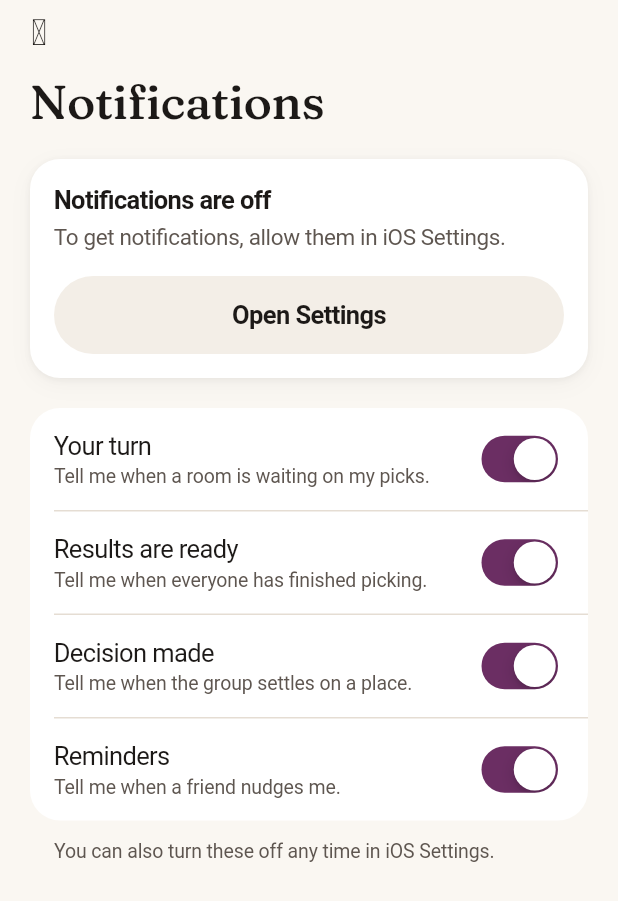
After one commit to ergunungor/iagree, a Flutter app: the NotificationSettingsScreen screen opened by its route, on a phone screen of 412 x 824 dp. The commit adds this screen. Shown: the top 901 px of the screen. Run offline on Flutter 3.47's test engine with Material 3 defaults, Android fonts, the light colour scheme and no system bars; our stand-ins replace flutter_local_notifications, geolocator, image_picker, share_plus, shared_preferences; accounts and stored records are empty.

Commit message:
Bildirim ayarları ekranı (konu bazlı, sistem izni durumu)

```diff
--- a/lib/app/app_links.dart
+++ b/lib/app/app_links.dart
@@ -15,6 +15,9 @@ abstract final class AppLinks {
   /// iOS Mail uygulamasını açar (kod ekranındaki "Mail'i aç").
   static final Uri mailApp = Uri.parse('message://');
 
+  /// iOS Ayarları'nda uygulamanın sayfası.
+  static final Uri appSettings = Uri.parse('app-settings:');
+
   /// Oda davet linki, şemasız (`iagree.app/r/<kod>`).
   static String invite(String slug) => '$host/r/$slug';
 }
--- a/lib/app/app_router.dart
+++ b/lib/app/app_router.dart
@@ -7,6 +7,7 @@ import '../features/auth/code_screen.dart';
 import '../features/auth/email_screen.dart';
 import '../features/account/account_screen.dart';
 import '../features/account/edit_profile_screen.dart';
+import '../features/account/notification_settings_screen.dart';
 import '../features/auth/profile_setup_screen.dart';
 import '../features/decision/decision_screen.dart';
 import '../features/decision/deck_screen.dart';
@@ -29,6 +30,7 @@ abstract final class AppRoutes {
   static const String profile = '/auth/profile';
   static const String account = '/account';
   static const String editProfile = '/account/edit';
+  static const String notificationSettings = '/account/notifications';
   static const String createWhat = '/create/what';
   static const String createDetails = '/create/details';
   static const String room = '/room';
@@ -49,6 +51,8 @@ abstract final class AppRoutes {
         return _push(settings, (_) => ProfileSetupScreen(pending: pending));
       case account:
         return _push(settings, (_) => const AccountScreen());
+      case notificationSettings:
+        return _push(settings, (_) => const NotificationSettingsScreen());
       case editProfile:
         return CupertinoPageRoute<void>(
           settings: settings,
@@ -104,6 +108,9 @@ abstract final class AppRoutes {
 
   static void pushAccount(BuildContext context) =>
       Navigator.of(context).pushNamed(account);
+
+  static void pushNotificationSettings(BuildContext context) =>
+      Navigator.of(context).pushNamed(notificationSettings);
 
   static void pushEditProfile(BuildContext context) =>
       Navigator.of(context).pushNamed(editProfile);
--- /dev/null
+++ b/lib/features/account/notification_settings_screen.dart
@@ -0,0 +1,184 @@
+import 'dart:async';
+
+import 'package:flutter/material.dart';
+
+import '../../app/app_links.dart';
+import '../../app/app_scope.dart';
+import '../../app/link_actions.dart';
+import '../../app/platform_services.dart';
+import '../../app/settings_controller.dart';
+import '../../core/design_system/components/buttons/app_button.dart';
+import '../../core/design_system/components/buttons/app_icon_button.dart';
+import '../../core/design_system/components/content/app_card.dart';
+import '../../core/design_system/components/content/app_list_group.dart';
+import '../../core/design_system/components/selection/app_toggle.dart';
+import '../../core/design_system/foundations/app_icons.dart';
+import '../../core/design_system/foundations/context_extensions.dart';
+import '../../core/design_system/tokens/app_spacing.dart';
+import '../../l10n/app_localizations.dart';
+
+/// Profil → Bildirimler: konu bazlı açma/kapama. Sistem izni kapalıysa üstte uyarı kartı ve
+/// "Ayarları aç" çıkar; bir konu açılırken izin yoksa sistem izni istenir. Ayarlar'dan
+/// dönünce durum yeniden okunur.
+class NotificationSettingsScreen extends StatefulWidget {
+  const NotificationSettingsScreen({super.key});
+
+  @override
+  State<NotificationSettingsScreen> createState() =>
+      _NotificationSettingsScreenState();
+}
+
+class _NotificationSettingsScreenState extends State<NotificationSettingsScreen>
+    with WidgetsBindingObserver {
+  NotificationAccess? _access;
+  bool _started = false;
+
+  @override
+  void initState() {
+    super.initState();
+    WidgetsBinding.instance.addObserver(this);
+  }
+
+  @override
+  void didChangeDependencies() {
+    super.didChangeDependencies();
+    if (_started) return;
+    _started = true;
+    _refresh();
+  }
+
+  @override
+  void dispose() {
+    WidgetsBinding.instance.removeObserver(this);
+    super.dispose();
+  }
+
+  @override
+  void didChangeAppLifecycleState(AppLifecycleState state) {
+    if (state == AppLifecycleState.resumed) _refresh();
+  }
+
+  Future<void> _refresh() async {
+    final access = await AppScope.of(context).notifications.status();
+    if (mounted) setState(() => _access = access);
+  }
+
+  Future<void> _toggle(NotificationTopic topic, bool on) async {
+    final scope = AppScope.of(context);
+    // Ayar anında uygulanır; diske yazım arka planda sürer.
+    unawaited(scope.settings.setTopic(topic, on));
+    if (on && _access != NotificationAccess.granted) {
+      final access = await scope.notifications.request();
+      if (mounted) setState(() => _access = access);
+    }
+  }
+
+  @override
+  Widget build(BuildContext context) {
+    final l10n = AppLocalizations.of(context);
+    final c = context.colors;
+    final text = context.text;
+    final settings = AppScope.of(context).settings;
+    final off = _access == NotificationAccess.denied;
+
+    final topics = <(NotificationTopic, String, String)>[
+      (NotificationTopic.turn, l10n.notifTurn, l10n.notifTurnHint),
+      (NotificationTopic.results, l10n.notifResults, l10n.notifResultsHint),
+      (NotificationTopic.decision, l10n.notifDecision, l10n.notifDecisionHint),
+      (NotificationTopic.nudge, l10n.notifNudge, l10n.notifNudgeHint),
+    ];
+
+    return Scaffold(
+      backgroundColor: c.canvas,
+      body: SafeArea(
+        child: Column(
+          children: [
+            Align(
+              alignment: AlignmentDirectional.centerStart,
+              child: Padding(
+                padding: const EdgeInsets.symmetric(horizontal: AppSpacing.xxs),
+                child: AppIconButton.plain(
+                  icon: AppIcons.back,
+                  semanticLabel: l10n.commonBack,
+                  onPressed: () => Navigator.of(context).maybePop(),
+                ),
+              ),
+            ),
+            Expanded(
+              child: ListView(
+                padding: const EdgeInsets.fromLTRB(
+                  AppSpacing.screenPadding,
+                  AppSpacing.xxs,
+                  AppSpacing.screenPadding,
+                  AppSpacing.xxl,
+                ),
+                children: [
+                  Semantics(
+                    header: true,
+                    child: Text(l10n.notifTitle, style: text.h1),
+                  ),
+                  const SizedBox(height: AppSpacing.lg),
+                  if (off) ...[
+                    AppCard(
+                      child: Column(
+                        crossAxisAlignment: CrossAxisAlignment.stretch,
+                        children: [
+                          Semantics(
+                            header: true,
+                            child: Text(l10n.notifOffTitle, style: text.title),
+                          ),
+                          const SizedBox(height: AppSpacing.xxs),
+                          Text(
+                            l10n.notifOffBody,
+                            style: text.bodySmall.copyWith(
+                              color: c.textSecondary,
+                            ),
+                          ),
+                          const SizedBox(height: AppSpacing.md),
+                          AppButton.secondary(
+                            label: l10n.notifOpenSettings,
+                            onPressed: () =>
+                                openExternal(context, AppLinks.appSettings),
+                          ),
+                        ],
+                      ),
+                    ),
+                    const SizedBox(height: AppSpacing.lg),
+                  ],
+                  ListenableBuilder(
+                    listenable: settings,
+                    builder: (context, _) => AppListGroup(
+                      children: [
+                        for (final (topic, title, hint) in topics)
+                          AppListRow(
+                            title: title,
+                            subtitle: hint,
+                            semanticLabel: title,
+                            trailing: AppToggle(
+                              value: settings.topicEnabled(topic),
+                              semanticLabel: title,
+                              onChanged: (on) => _toggle(topic, on),
+                            ),
+                          ),
+                      ],
+                    ),
+                  ),
+                  const SizedBox(height: AppSpacing.sm),
+                  Padding(
+                    padding: const EdgeInsets.symmetric(
+                      horizontal: AppSpacing.md,
+                    ),
+                    child: Text(
+                      l10n.notifFooter,
+                      style: text.caption.copyWith(color: c.textSecondary),
+                    ),
+                  ),
+                ],
+              ),
+            ),
+          ],
+        ),
+      ),
+    );
+  }
+}
--- a/lib/l10n/app_en.arb
+++ b/lib/l10n/app_en.arb
@@ -208,5 +208,18 @@
   "editDiscardTitle": "Discard changes?",
   "editDiscardMessage": "Changes you haven’t saved will be lost.",
   "editDiscardConfirm": "Discard changes",
-  "editKeepEditing": "Keep editing"
+  "editKeepEditing": "Keep editing",
+  "notifTitle": "Notifications",
+  "notifOffTitle": "Notifications are off",
+  "notifOffBody": "To get notifications, allow them in iOS Settings.",
+  "notifOpenSettings": "Open Settings",
+  "notifTurn": "Your turn",
+  "notifTurnHint": "Tell me when a room is waiting on my picks.",
+  "notifResults": "Results are ready",
+  "notifResultsHint": "Tell me when everyone has finished picking.",
+  "notifDecision": "Decision made",
+  "notifDecisionHint": "Tell me when the group settles on a place.",
+  "notifNudge": "Reminders",
+  "notifNudgeHint": "Tell me when a friend nudges me.",
+  "notifFooter": "You can also turn these off any time in iOS Settings."
 }
--- a/lib/l10n/app_localizations.dart
+++ b/lib/l10n/app_localizations.dart
@@ -1356,6 +1356,84 @@ abstract class AppLocalizations {
   /// In tr, this message translates to:
   /// **'Düzenlemeye devam'**
   String get editKeepEditing;
+
+  /// Bildirim ayarları ekran başlığı.
+  ///
+  /// In tr, this message translates to:
+  /// **'Bildirimler'**
+  String get notifTitle;
+
+  /// Sistem izni yokken uyarı başlığı.
+  ///
+  /// In tr, this message translates to:
+  /// **'Bildirimler kapalı'**
+  String get notifOffTitle;
+
+  /// Sistem izni yokken açıklama.
+  ///
+  /// In tr, this message translates to:
+  /// **'Bildirim almak için iOS Ayarları\'ndan izin ver.'**
+  String get notifOffBody;
+
+  /// iOS Ayarları'nı açma butonu.
+  ///
+  /// In tr, this message translates to:
+  /// **'Ayarları aç'**
+  String get notifOpenSettings;
+
+  /// Bildirim konusu.
+  ///
+  /// In tr, this message translates to:
+  /// **'Sıra sende'**
+  String get notifTurn;
+
+  /// Bildirim konusu açıklaması.
+  ///
+  /// In tr, this message translates to:
+  /// **'Bir oda seçimini bekliyorsa haber ver.'**
+  String get notifTurnHint;
+
+  /// Bildirim konusu.
+  ///
+  /// In tr, this message translates to:
+  /// **'Sonuçlar hazır'**
+  String get notifResults;
+
+  /// Bildirim konusu açıklaması.
+  ///
+  /// In tr, this message translates to:
+  /// **'Herkes seçimini bitirince haber ver.'**
+  String get notifResultsHint;
+
+  /// Bildirim konusu.
+  ///
+  /// In tr, this message translates to:
+  /// **'Karar verildi'**
+  String get notifDecision;
+
+  /// Bildirim konusu açıklaması.
+  ///
+  /// In tr, this message translates to:
+  /// **'Grup bir yerde anlaşınca haber ver.'**
+  String get notifDecisionHint;
+
+  /// Bildirim konusu (dürtme).
+  ///
+  /// In tr, this message translates to:
+  /// **'Hatırlatmalar'**
+  String get notifNudge;
+
+  /// Bildirim konusu açıklaması.
+  ///
+  /// In tr, this message translates to:
+  /// **'Arkadaşların seni dürtünce haber ver.'**
+  String get notifNudgeHint;
+
+  /// Ekran altı notu.
+  ///
+  /// In tr, this message translates to:
+  /// **'İstediğin zaman iOS Ayarları\'ndan da kapatabilirsin.'**
+  String get notifFooter;
 }
 
 class _AppLocalizationsDelegate
--- a/lib/l10n/app_localizations_en.dart
+++ b/lib/l10n/app_localizations_en.dart
@@ -766,4 +766,45 @@ class AppLocalizationsEn extends AppLocalizations {
 
   @override
   String get editKeepEditing => 'Keep editing';
+
+  @override
+  String get notifTitle => 'Notifications';
+
+  @override
+  String get notifOffTitle => 'Notifications are off';
+
+  @override
+  String get notifOffBody =>
+      'To get notifications, allow them in iOS Settings.';
+
+  @override
+  String get notifOpenSettings => 'Open Settings';
+
+  @override
+  String get notifTurn => 'Your turn';
+
+  @override
+  String get notifTurnHint => 'Tell me when a room is waiting on my picks.';
+
+  @override
+  String get notifResults => 'Results are ready';
+
+  @override
+  String get notifResultsHint => 'Tell me when everyone has finished picking.';
+
+  @override
+  String get notifDecision => 'Decision made';
+
+  @override
+  String get notifDecisionHint => 'Tell me when the group settles on a place.';
+
+  @override
+  String get notifNudge => 'Reminders';
+
+  @override
+  String get notifNudgeHint => 'Tell me when a friend nudges me.';
+
+  @override
+  String get notifFooter =>
+      'You can also turn these off any time in iOS Settings.';
 }
--- a/lib/l10n/app_localizations_tr.dart
+++ b/lib/l10n/app_localizations_tr.dart
@@ -764,4 +764,44 @@ class AppLocalizationsTr extends AppLocalizations {
 
   @override
   String get editKeepEditing => 'Düzenlemeye devam';
+
+  @override
+  String get notifTitle => 'Bildirimler';
+
+  @override
+  String get notifOffTitle => 'Bildirimler kapalı';
+
+  @override
+  String get notifOffBody => 'Bildirim almak için iOS Ayarları\'ndan izin ver.';
+
+  @override
+  String get notifOpenSettings => 'Ayarları aç';
+
+  @override
+  String get notifTurn => 'Sıra sende';
+
+  @override
+  String get notifTurnHint => 'Bir oda seçimini bekliyorsa haber ver.';
+
+  @override
+  String get notifResults => 'Sonuçlar hazır';
+
+  @override
+  String get notifResultsHint => 'Herkes seçimini bitirince haber ver.';
+
+  @override
+  String get notifDecision => 'Karar verildi';
+
+  @override
+  String get notifDecisionHint => 'Grup bir yerde anlaşınca haber ver.';
+
+  @override
+  String get notifNudge => 'Hatırlatmalar';
+
+  @override
+  String get notifNudgeHint => 'Arkadaşların seni dürtünce haber ver.';
+
+  @override
+  String get notifFooter =>
+      'İstediğin zaman iOS Ayarları\'ndan da kapatabilirsin.';
 }
```
Also changed, not shown: lib/app/platform_services.dart (+20 -0 lines), lib/app/settings_controller.dart (+22 -0 lines), lib/features/account/account_screen.dart (+2 -5 lines), lib/l10n/app_tr.arb (+52 -0 lines), 2 other files.
